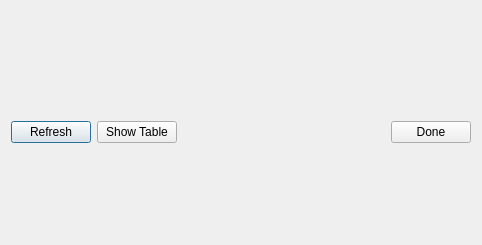
nmfs-ost/ss3-ssi, file src/chartdialog.ui: the form before one commit.
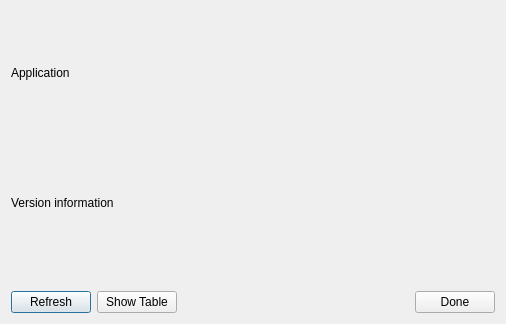
The form after the commit.

```diff
--- a/src/chartdialog.ui
+++ b/src/chartdialog.ui
@@ -6,14 +6,32 @@
    <rect>
     <x>0</x>
     <y>0</y>
-    <width>482</width>
-    <height>245</height>
+    <width>506</width>
+    <height>324</height>
    </rect>
   </property>
   <property name="windowTitle">
    <string>Dialog</string>
   </property>
   <layout class="QVBoxLayout" name="verticalLayout">
+   <item>
+    <layout class="QVBoxLayout" name="verticalLayout_header">
+     <item>
+      <widget class="QLabel" name="label_app">
+       <property name="text">
+        <string>Application</string>
+       </property>
+      </widget>
+     </item>
+     <item>
+      <widget class="QLabel" name="label_ver">
+       <property name="text">
+        <string>Version information</string>
+       </property>
+      </widget>
+     </item>
+    </layout>
+   </item>
    <item>
     <layout class="QHBoxLayout" name="horizontalLayout_charts">
      <item>
```
